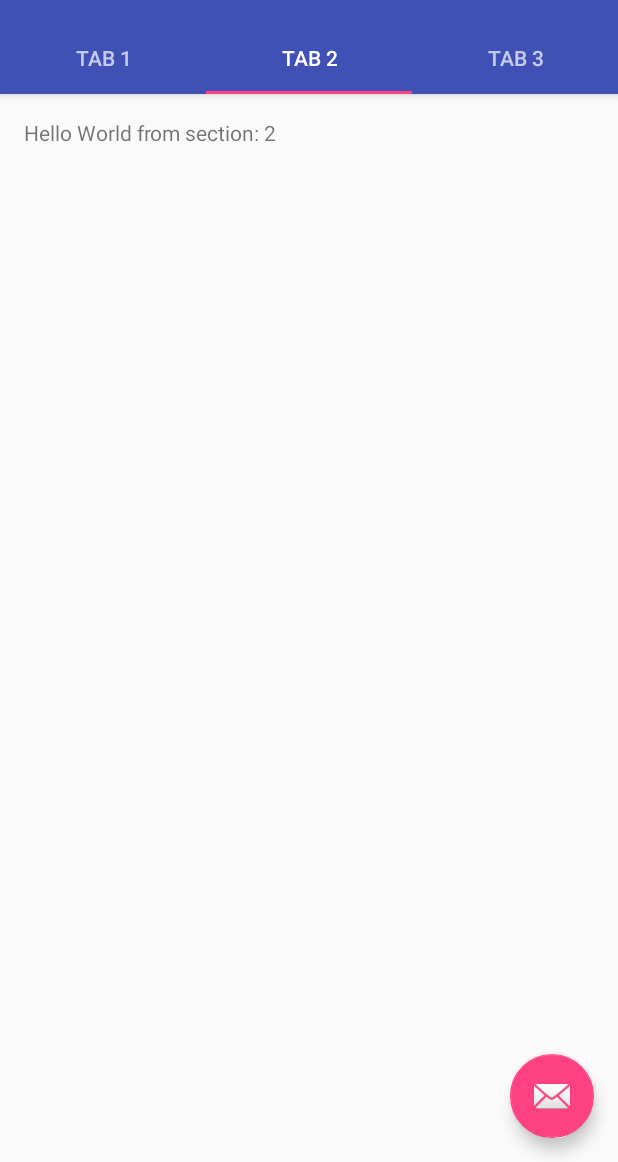
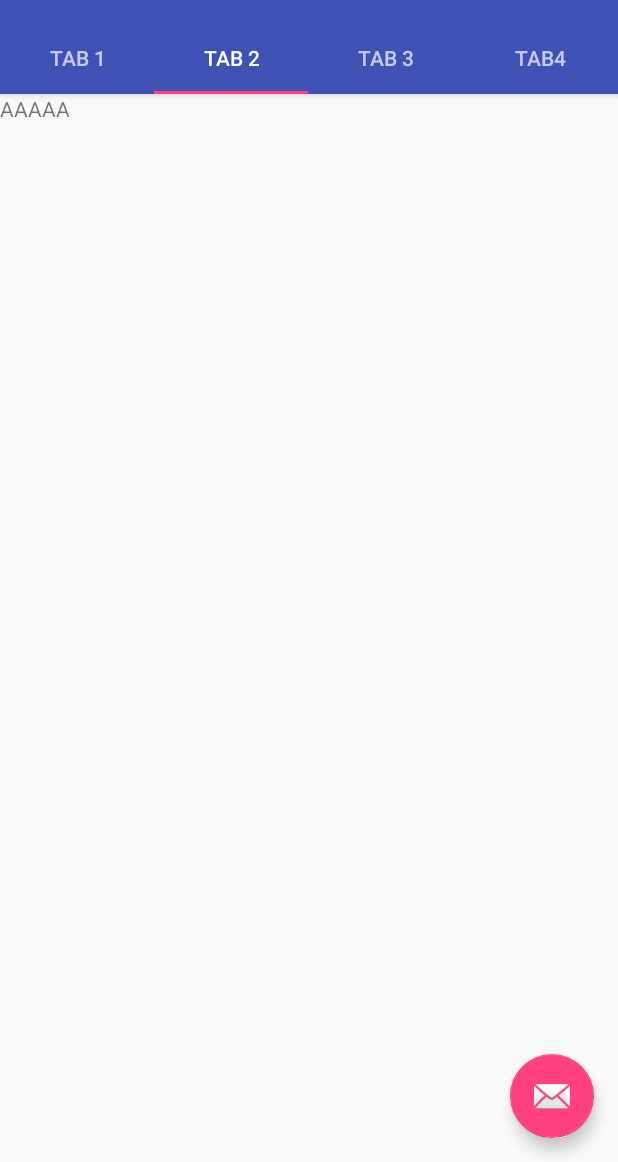
Before and after one commit to kcli2412/DD2018011902, an Android app: the screen it shows after launch (MainActivity), tab 2 chosen, on a phone screen of 412 x 824 dp, the part 74-1236 px from its top. Run offline under Robolectric (Android 15) with nearby library versions, the phone set to English and light mode, and no system bars.

Commit message:
change FragmentA

```diff
--- a/app/build.gradle
+++ b/app/build.gradle
@@ -4,7 +4,7 @@ android {
     compileSdkVersion 26
     defaultConfig {
         applicationId "com.example.student.dd2018011902"
-        minSdkVersion 21
+        minSdkVersion 19
         targetSdkVersion 26
         versionCode 1
         versionName "1.0"
@@ -16,13 +16,17 @@ android {
             proguardFiles getDefaultProguardFile('proguard-android.txt'), 'proguard-rules.pro'
         }
     }
+    buildToolsVersion '26.0.2'
+    productFlavors {
+    }
 }
 
 dependencies {
-    implementation fileTree(dir: 'libs', include: ['*.jar'])
+    implementation fileTree(include: ['*.jar'], dir: 'libs')
     implementation 'com.android.support:appcompat-v7:26.1.0'
     implementation 'com.android.support:design:26.1.0'
     implementation 'com.android.support.constraint:constraint-layout:1.0.2'
+    implementation 'com.android.support:support-v4:26.1.0'
     testImplementation 'junit:junit:4.12'
     androidTestImplementation 'com.android.support.test:runner:1.0.1'
     androidTestImplementation 'com.android.support.test.espresso:espresso-core:3.0.1'
--- /dev/null
+++ b/app/src/main/java/com/example/student/dd2018011902/FragmentA.java
@@ -0,0 +1,106 @@
+package com.example.student.dd2018011902;
+
+import android.content.Context;
+import android.net.Uri;
+import android.os.Bundle;
+import android.support.v4.app.Fragment;
+import android.view.LayoutInflater;
+import android.view.View;
+import android.view.ViewGroup;
+
+
+/**
+ * A simple {@link Fragment} subclass.
+ * Activities that contain this fragment must implement the
+ * {@link FragmentA.OnFragmentInteractionListener} interface
+ * to handle interaction events.
+ * Use the {@link FragmentA#newInstance} factory method to
+ * create an instance of this fragment.
+ */
+public class FragmentA extends Fragment {
+    // TODO: Rename parameter arguments, choose names that match
+    // the fragment initialization parameters, e.g. ARG_ITEM_NUMBER
+    private static final String ARG_PARAM1 = "param1";
+    private static final String ARG_PARAM2 = "param2";
+
+    // TODO: Rename and change types of parameters
+    private String mParam1;
+    private String mParam2;
+
+    private OnFragmentInteractionListener mListener;
+
+    public FragmentA() {
+        // Required empty public constructor
+    }
+
+    /**
+     * Use this factory method to create a new instance of
+     * this fragment using the provided parameters.
+     *
+     * @param param1 Parameter 1.
+     * @param param2 Parameter 2.
+     * @return A new instance of fragment FragmentA.
+     */
+    // TODO: Rename and change types and number of parameters
+    public static FragmentA newInstance(String param1, String param2) {
+        FragmentA fragment = new FragmentA();
+        Bundle args = new Bundle();
+        args.putString(ARG_PARAM1, param1);
+        args.putString(ARG_PARAM2, param2);
+        fragment.setArguments(args);
+        return fragment;
+    }
+
+    @Override
+    public void onCreate(Bundle savedInstanceState) {
+        super.onCreate(savedInstanceState);
+        if (getArguments() != null) {
+            mParam1 = getArguments().getString(ARG_PARAM1);
+            mParam2 = getArguments().getString(ARG_PARAM2);
+        }
+    }
+
+    @Override
+    public View onCreateView(LayoutInflater inflater, ViewGroup container,
+                             Bundle savedInstanceState) {
+        // Inflate the layout for this fragment
+        return inflater.inflate(R.layout.fragment_a, container, false);
+    }
+
+    // TODO: Rename method, update argument and hook method into UI event
+    public void onButtonPressed(Uri uri) {
+        if (mListener != null) {
+            mListener.onFragmentInteraction(uri);
+        }
+    }
+
+    @Override
+    public void onAttach(Context context) {
+        super.onAttach(context);
+        if (context instanceof OnFragmentInteractionListener) {
+            mListener = (OnFragmentInteractionListener) context;
+        } else {
+        }
+    }
+
+    @Override
+    public void onDetach() {
+        super.onDetach();
+        mListener = null;
+    }
+
+    /**
+     * This interface must be implemented by activities that contain this
+     * fragment to allow an interaction in this fragment to be communicated
+     * to the activity and potentially other fragments contained in that
+     * activity.
+     * <p>
+     * See the Android Training lesson <a href=
+     * "http://developer.android.com/training/basics/fragments/communicating.html"
+     * >Communicating with Other Fragments</a> for more information.
+     */
+    public interface OnFragmentInteractionListener {
+        // TODO: Update argument type and name
+        void onFragmentInteraction(Uri uri);
+    }
+}
--- a/app/src/main/java/com/example/student/dd2018011902/MainActivity.java
+++ b/app/src/main/java/com/example/student/dd2018011902/MainActivity.java
@@ -139,13 +139,21 @@ public class MainActivity extends AppCompatActivity {
         public Fragment getItem(int position) {
             // getItem is called to instantiate the fragment for the given page.
             // Return a PlaceholderFragment (defined as a static inner class below).
-            return PlaceholderFragment.newInstance(position + 1);
+
+            if (position == 1)
+            {
+                return FragmentA.newInstance("AA", "BB");
+            }
+            else
+            {
+                return PlaceholderFragment.newInstance(position + 1);
+            }
         }
 
         @Override
         public int getCount() {
             // Show 3 total pages.
-            return 3;
+            return 4;
         }
     }
 }
--- a/app/src/main/res/layout/activity_main.xml
+++ b/app/src/main/res/layout/activity_main.xml
@@ -50,6 +50,12 @@
                 android:layout_height="wrap_content"
                 android:text="@string/tab_text_3" />
 
+            <android.support.design.widget.TabItem
+                android:id="@+id/tabItem4"
+                android:layout_width="wrap_content"
+                android:layout_height="wrap_content"
+                android:text="Tab4" />
+
         </android.support.design.widget.TabLayout>
     </android.support.design.widget.AppBarLayout>
 
--- /dev/null
+++ b/app/src/main/res/layout/fragment_a.xml
@@ -0,0 +1,13 @@
+<FrameLayout xmlns:android="http://schemas.android.com/apk/res/android"
+    xmlns:tools="http://schemas.android.com/tools"
+    android:layout_width="match_parent"
+    android:layout_height="match_parent"
+    tools:context="com.example.student.dd2018011902.FragmentA">
+
+    <!-- TODO: Update blank fragment layout -->
+    <TextView
+        android:layout_width="match_parent"
+        android:layout_height="match_parent"
+        android:text="AAAAA" />
+
+</FrameLayout>
--- a/app/src/main/res/values/strings.xml
+++ b/app/src/main/res/values/strings.xml
@@ -5,4 +5,7 @@
     <string name="tab_text_3">Tab 3</string>
     <string name="action_settings">Settings</string>
     <string name="section_format">Hello World from section: %1$d</string>
+
+    <!-- TODO: Remove or change this placeholder text -->
+    <string name="hello_blank_fragment">Hello blank fragment</string>
 </resources>
```
